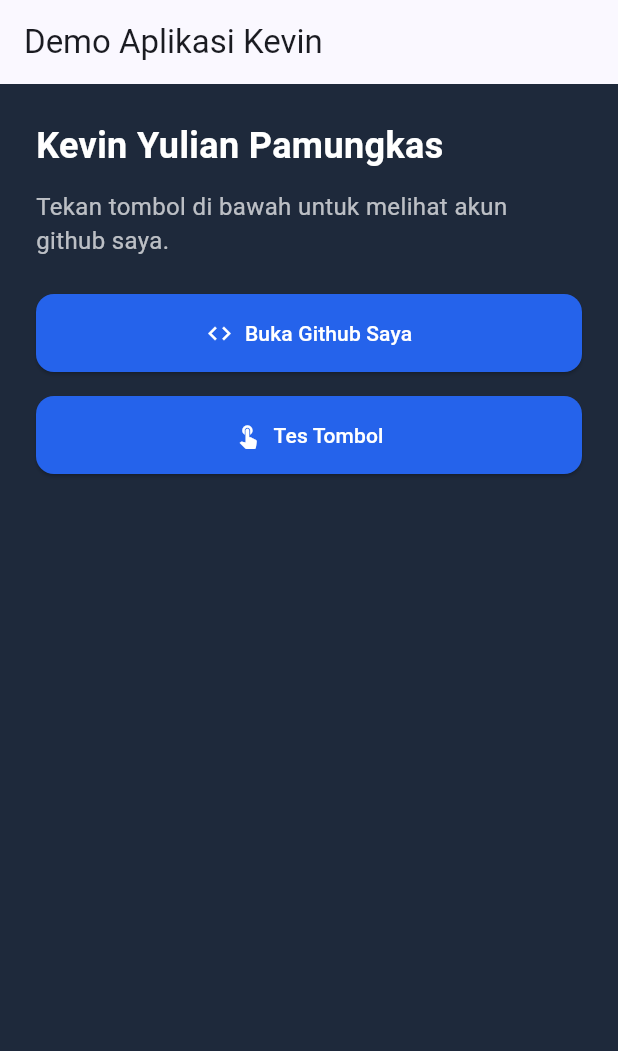
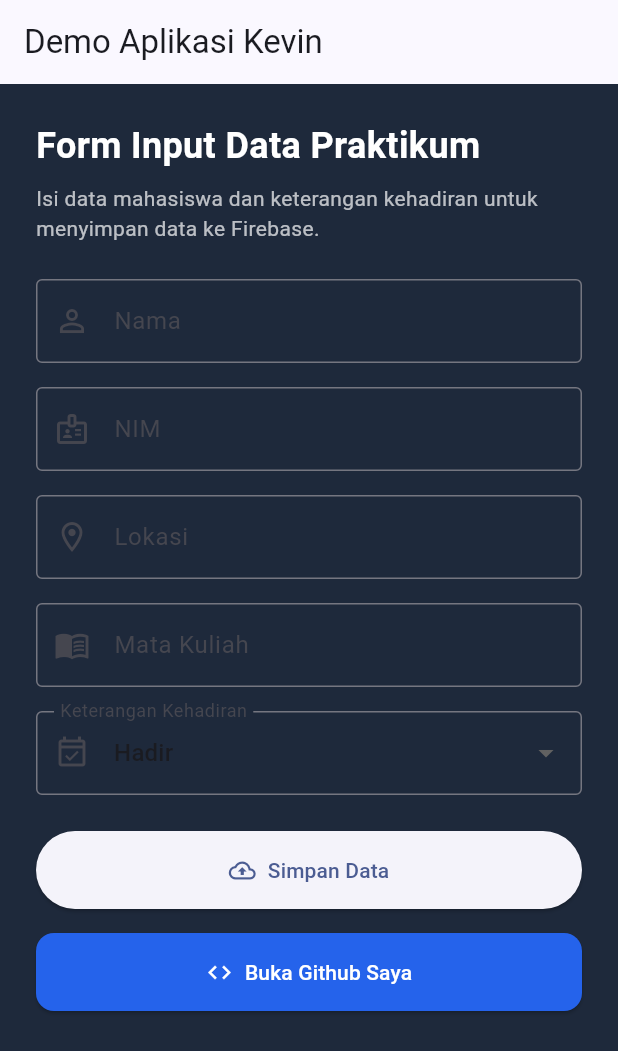
Before and after one commit to kvinn-dev/kevin-yulian-pamungkas_kelompok-4_kh001, a Flutter app: the screen it shows after launch, on a phone screen of 412 x 824 dp. Shown: the top 1051 px of the screen. Run offline on Flutter 3.47's test engine with Material 3 defaults, Android fonts, the phone set to English and light mode, and no system bars; our stand-ins replace cloud_firestore, firebase_core; accounts and stored records are empty.

Commit message:
feat: tambahkan form input data praktikum dengan Firebase
- Mengubah HomePage menjadi StatefulWidget untuk mengelola input dan status penyimpanan.
- Menambahkan field input Nama, NIM, Lokasi, dan Mata Kuliah.
- Menambahkan pilihan keterangan kehadiran: Hadir, Izin, dan Sakit.
- Mengubah fungsi simpanData() agar menyimpan data sesuai input pengguna.
- Menambahkan validasi untuk memastikan seluruh field wajib diisi.
- Menyimpan data ke collection  di Firebase Cloud Firestore.
- Menambahkan pencatatan waktu penyimpanan menggunakan server timestamp.
- Menampilkan notifikasi keberhasilan dan kegagalan penyimpanan.
- Mengosongkan seluruh field setelah data berhasil disimpan.
- Menambahkan indikator proses penyimpanan untuk mencegah pengiriman berulang.
- Menambahkan fungsi dispose() untuk membersihkan TextEditingController.

```diff
--- a/lib/main.dart
+++ b/lib/main.dart
@@ -1,10 +1,17 @@
+import 'package:flutter/material.dart';
+import 'package:firebase_core/firebase_core.dart';
+import 'package:cloud_firestore/cloud_firestore.dart';
 
-import 'package:flutter/material.dart';
 import 'constants/colors.dart';
 import 'theme/app_theme.dart';
 import 'widgets/app_button.dart';
+import 'firebase_options.dart';
 
-void main() {
+Future<void> main() async {
+  WidgetsFlutterBinding.ensureInitialized();
+
+  await Firebase.initializeApp(options: DefaultFirebaseOptions.currentPlatform);
+
   runApp(const MyApp());
 }
 
@@ -21,65 +28,248 @@ class MyApp extends StatelessWidget {
   }
 }
 
-class HomePage extends StatelessWidget {
+class HomePage extends StatefulWidget {
   const HomePage({super.key});
+
+  @override
+  State<HomePage> createState() => _HomePageState();
+}
+
+class _HomePageState extends State<HomePage> {
+  final _formKey = GlobalKey<FormState>();
+
+  final TextEditingController _namaController = TextEditingController();
+  final TextEditingController _nimController = TextEditingController();
+  final TextEditingController _lokasiController = TextEditingController();
+  final TextEditingController _mataKuliahController = TextEditingController();
+
+  String? _statusKehadiran = 'Hadir';
+  bool _isSaving = false;
+
+  // Menyimpan data input ke Firebase Cloud Firestore
+  Future<void> simpanData() async {
+    if (!_formKey.currentState!.validate()) {
+      return;
+    }
+
+    setState(() {
+      _isSaving = true;
+    });
+
+    try {
+      await FirebaseFirestore.instance.collection('praktikum').add({
+        'nama': _namaController.text.trim(),
+        'nim': _nimController.text.trim(),
+        'lokasi': _lokasiController.text.trim(),
+        'mata_kuliah': _mataKuliahController.text.trim(),
+        'status': _statusKehadiran,
+        'waktu': FieldValue.serverTimestamp(),
+      });
+
+      if (!mounted) return;
+
+      // Kosongkan form setelah data berhasil disimpan
+      _formKey.currentState!.reset();
+      _namaController.clear();
+      _nimController.clear();
+      _lokasiController.clear();
+      _mataKuliahController.clear();
+
+      setState(() {
+        _statusKehadiran = 'Hadir';
+      });
+
+      ScaffoldMessenger.of(context)
+        ..hideCurrentSnackBar()
+        ..showSnackBar(
+          const SnackBar(
+            content: Text('Data berhasil disimpan ke Firebase!'),
+            backgroundColor: Colors.green,
+          ),
+        );
+    } catch (e) {
+      if (!mounted) return;
+
+      ScaffoldMessenger.of(context)
+        ..hideCurrentSnackBar()
+        ..showSnackBar(
+          const SnackBar(
+            content: Text(
+              'Gagal menyimpan data. Periksa koneksi dan konfigurasi Firebase.',
+            ),
+            backgroundColor: Colors.red,
+          ),
+        );
+
+      debugPrint('Error Firebase: $e');
+    } finally {
+      if (mounted) {
+        setState(() {
+          _isSaving = false;
+        });
+      }
+    }
+  }
+
+  @override
+  void dispose() {
+    _namaController.dispose();
+    _nimController.dispose();
+    _lokasiController.dispose();
+    _mataKuliahController.dispose();
+    super.dispose();
+  }
+
+  // Widget untuk membuat field input dengan validasi
+  Widget _buildTextField({
+    required String label,
+    required TextEditingController controller,
+    required IconData icon,
+    TextInputType keyboardType = TextInputType.text,
+  }) {
+    return TextFormField(
+      controller: controller,
+      keyboardType: keyboardType,
+      textInputAction: TextInputAction.next,
+      decoration: InputDecoration(
+        labelText: label,
+        prefixIcon: Icon(icon),
+        border: const OutlineInputBorder(),
+      ),
+      validator: (value) {
+        if (value == null || value.trim().isEmpty) {
+          return '$label wajib diisi';
+        }
+        return null;
+      },
+    );
+  }
 
   @override
   Widget build(BuildContext context) {
     return Scaffold(
-      appBar: AppBar(
-        title: const Text('Demo Aplikasi Kevin'),
-      ),
-      body: Padding(
+      appBar: AppBar(title: const Text('Demo Aplikasi Kevin')),
+      body: SafeArea(
+        child: SingleChildScrollView(
           padding: const EdgeInsets.all(24),
+          child: Form(
+            key: _formKey,
             child: Column(
               crossAxisAlignment: CrossAxisAlignment.start,
               children: [
                 const Text(
-              'Kevin Yulian Pamungkas',
+                  'Form Input Data Praktikum',
                   style: TextStyle(
                     color: AppColors.textPrimary,
                     fontSize: 24,
                     fontWeight: FontWeight.bold,
                   ),
                 ),
-            const SizedBox(height: 12),
+
+                const SizedBox(height: 8),
+
                 const Text(
-              'Tekan tombol di bawah untuk melihat akun github saya.',
+                  'Isi data mahasiswa dan keterangan kehadiran '
+                  'untuk menyimpan data ke Firebase.',
                   style: TextStyle(
                     color: AppColors.textSecondary,
-                fontSize: 16,
+                    fontSize: 14,
                   ),
                 ),
+
                 const SizedBox(height: 24),
 
-            // Tombol untuk membuka Github
-            AppButton(
-              label: 'Buka Github Saya',
-              icon: Icons.code,
-              url:
-                  'https://github.com/kvinn-dev',
+                _buildTextField(
+                  label: 'Nama',
+                  controller: _namaController,
+                  icon: Icons.person_outline,
                 ),
 
                 const SizedBox(height: 16),
 
-            // Tombol untuk menguji aksi internal
-            AppButton(
-              label: 'Tes Tombol',
-              icon: Icons.touch_app,
-              onPressed: () {
-                debugPrint('Tombol berhasil ditekan!');
+                _buildTextField(
+                  label: 'NIM',
+                  controller: _nimController,
+                  icon: Icons.badge_outlined,
+                  keyboardType: TextInputType.number,
+                ),
 
-                ScaffoldMessenger.of(context).showSnackBar(
-                  const SnackBar(
-                    content: Text(
-                      'Tombol berhasil ditekan!',
+                const SizedBox(height: 16),
+
+                _buildTextField(
+                  label: 'Lokasi',
+                  controller: _lokasiController,
+                  icon: Icons.location_on_outlined,
+                ),
+
+                const SizedBox(height: 16),
+
+                _buildTextField(
+                  label: 'Mata Kuliah',
+                  controller: _mataKuliahController,
+                  icon: Icons.menu_book_outlined,
+                ),
+
+                const SizedBox(height: 16),
+
+                DropdownButtonFormField<String>(
+                  initialValue: _statusKehadiran,
+                  decoration: const InputDecoration(
+                    labelText: 'Keterangan Kehadiran',
+                    prefixIcon: Icon(Icons.event_available_outlined),
+                    border: OutlineInputBorder(),
+                  ),
+                  items: const [
+                    DropdownMenuItem(value: 'Hadir', child: Text('Hadir')),
+                    DropdownMenuItem(value: 'Izin', child: Text('Izin')),
+                    DropdownMenuItem(value: 'Sakit', child: Text('Sakit')),
+                  ],
+                  onChanged: (value) {
+                    setState(() {
+                      _statusKehadiran = value;
+                    });
+                  },
+                  validator: (value) {
+                    if (value == null || value.isEmpty) {
+                      return 'Keterangan kehadiran wajib dipilih';
+                    }
+                    return null;
+                  },
+                ),
+
+                const SizedBox(height: 24),
+
+                SizedBox(
+                  width: double.infinity,
+                  child: ElevatedButton.icon(
+                    onPressed: _isSaving ? null : simpanData,
+                    icon: _isSaving
+                        ? const SizedBox(
+                            width: 18,
+                            height: 18,
+                            child: CircularProgressIndicator(strokeWidth: 2),
+                          )
+                        : const Icon(Icons.cloud_upload_outlined),
+                    label: Text(_isSaving ? 'Menyimpan...' : 'Simpan Data'),
+                    style: ElevatedButton.styleFrom(
+                      padding: const EdgeInsets.symmetric(vertical: 16),
                     ),
                   ),
-                );
-              },
+                ),
+
+                const SizedBox(height: 16),
+
+                SizedBox(
+                  width: double.infinity,
+                  child: AppButton(
+                    label: 'Buka Github Saya',
+                    icon: Icons.code,
+                    url: 'https://github.com/kvinn-dev',
+                  ),
                 ),
               ],
+            ),
+          ),
         ),
       ),
     );
--- a/pubspec.yaml
+++ b/pubspec.yaml
@@ -35,6 +35,8 @@ dependencies:
   # Use with the CupertinoIcons class for iOS style icons.
   cupertino_icons: ^1.0.8
   url_launcher: ^6.3.3
+  firebase_core: ^5.0.0
+  cloud_firestore: ^7.0.0
 
 dev_dependencies:
   flutter_test:
```
Also changed, not shown: firebase.json (added), lib/firebase_options.dart (added), pubspec.lock, 9 other files. Lines whose indentation alone changed are shown as unchanged.
